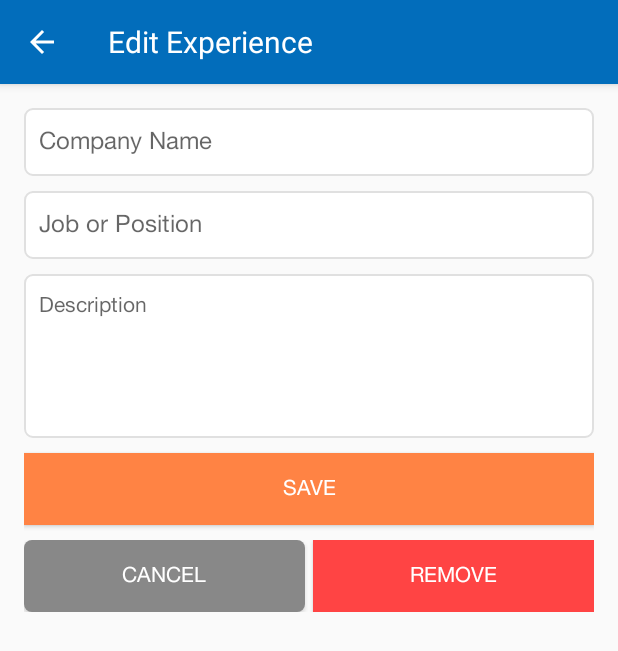
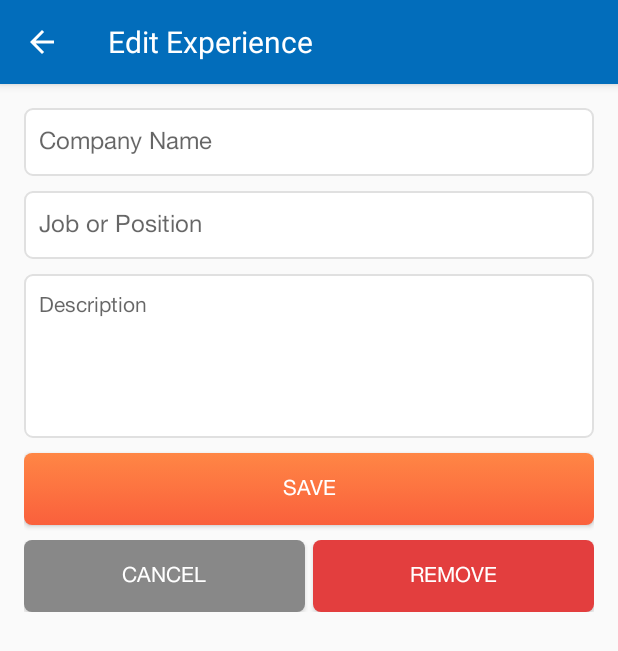
Before and after one commit to lyxuansang91/JobNow, an Android app: the EditExperienceActivity screen opened directly, with no data from a screen before it, on a phone screen of 412 x 824 dp. Shown: the top 651 px of the screen. Run offline under Robolectric (Android 15) with nearby library versions, the phone set to English and light mode, and no system bars; 3 statements that could not run were skipped.

Commit message:
sua giao dien button

```diff
--- a/app/src/main/res/layout/activity_edit_experience.xml
+++ b/app/src/main/res/layout/activity_edit_experience.xml
@@ -35,9 +35,9 @@
         android:layout_height="wrap_content"
         android:layout_marginBottom="10dp"
         android:background="@drawable/bg_edittext"
+        android:gravity="left|top"
         android:hint="@string/description"
         android:inputType="textMultiLine"
-        android:gravity="left|top"
         android:minLines="5"
         android:textColor="@color/darkGray"
         android:textSize="14sp" />
@@ -47,7 +47,7 @@
         android:layout_width="match_parent"
         android:layout_height="wrap_content"
         android:layout_marginBottom="10dp"
-        android:background="@color/colorBackGroundSignUp"
+        android:background="@drawable/bg_btn_signup"
         android:text="Save"
         android:textColor="@color/white" />
 
@@ -72,7 +72,7 @@
             android:layout_width="0dip"
             android:layout_height="wrap_content"
             android:layout_weight="1"
-            android:background="@android:color/holo_red_light"
+            android:background="@drawable/bg_btn_remove"
             android:text="Remove"
             android:textColor="@color/white" />
 
--- a/app/src/main/res/layout/activity_edit_skill.xml
+++ b/app/src/main/res/layout/activity_edit_skill.xml
@@ -29,6 +29,7 @@
             <com.androidteam.jobnow.widget.CRecyclerView
                 android:id="@+id/rvSkill"
                 android:layout_width="match_parent"
+                android:padding="10dp"
                 android:layout_height="match_parent" />
 
 
```
